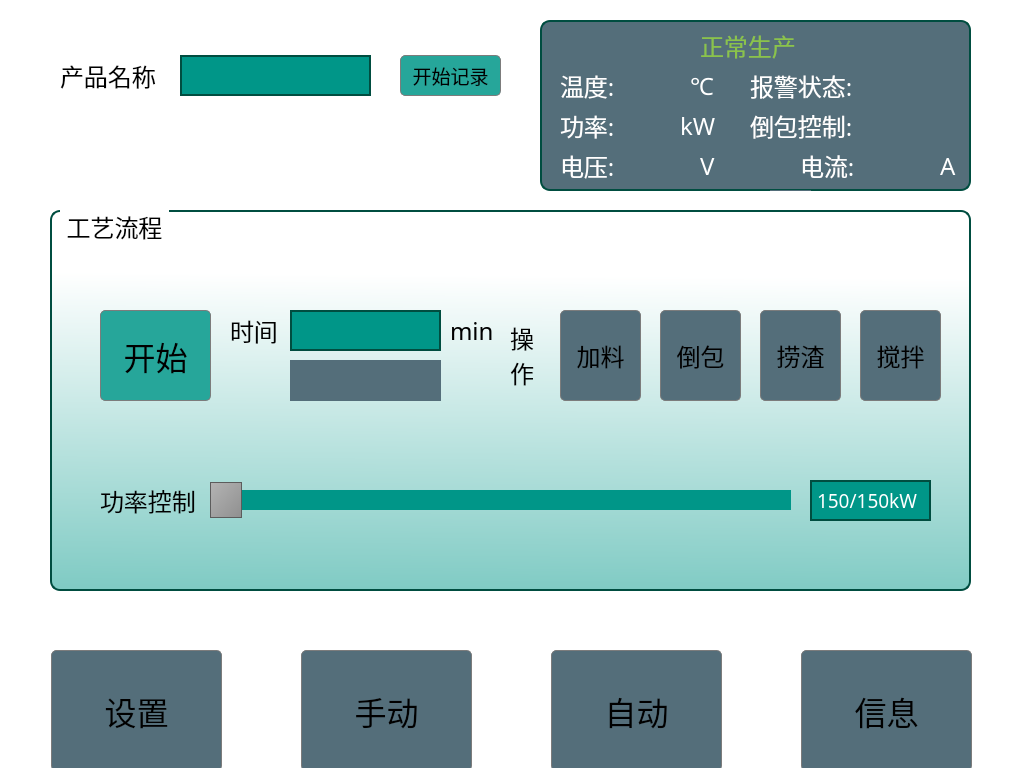
Before: the Qt Designer form mainwindow.ui in alphonso64/PowerSupplyControllerUI, drawn with Qt 5.
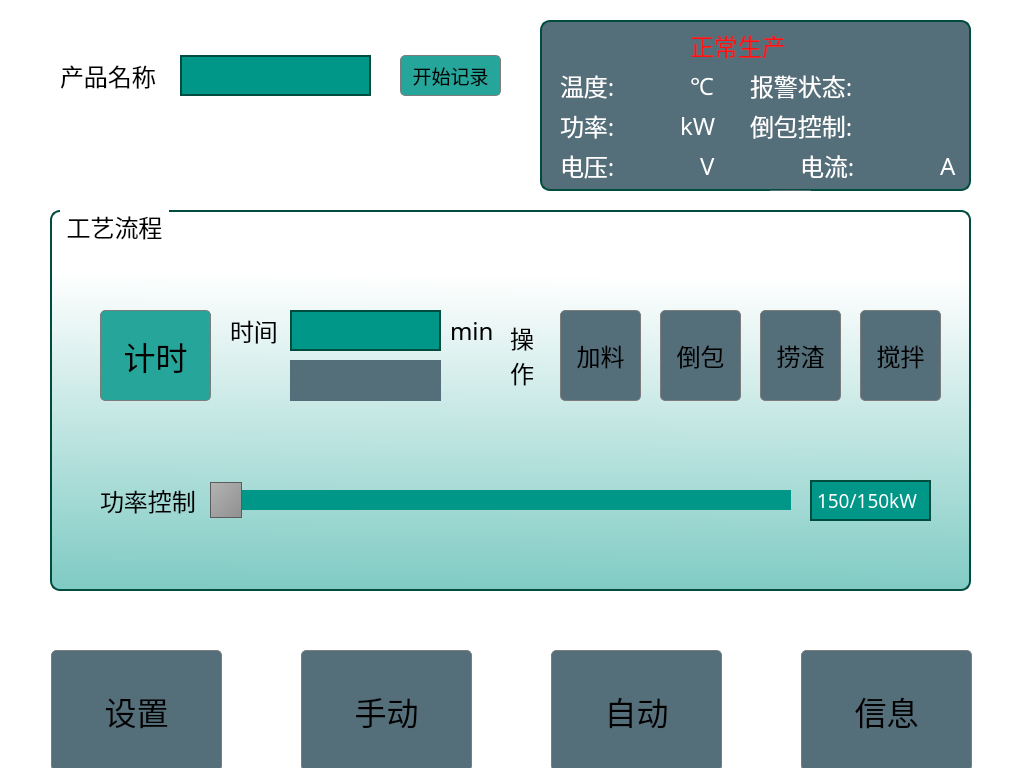
After: the same form once the commit is applied.

The edit to the form file:
```diff
--- a/mainwindow.ui
+++ b/mainwindow.ui
@@ -420,7 +420,7 @@
 QPushButton:pressed{background-color: rgba(0, 77, 64,  255);  border: 1px solid rgb(124, 124, 124); border-radius:5px;}</string>
        </property>
        <property name="text">
-        <string>开始</string>
+        <string>计时</string>
        </property>
       </widget>
       <widget class="QLabel" name="label_20">
@@ -907,7 +907,7 @@
       <widget class="QLabel" name="label_17">
        <property name="geometry">
         <rect>
-         <x>160</x>
+         <x>150</x>
          <y>10</y>
          <width>121</width>
          <height>31</height>
@@ -1088,6 +1088,48 @@
         <string>A</string>
        </property>
       </widget>
+      <widget class="QLabel" name="stateErrLabel">
+       <property name="geometry">
+        <rect>
+         <x>150</x>
+         <y>10</y>
+         <width>121</width>
+         <height>31</height>
+        </rect>
+       </property>
+       <property name="font">
+        <font>
+         <family>微软雅黑</family>
+         <pointsize>18</pointsize>
+        </font>
+       </property>
+       <property name="styleSheet">
+        <string notr="true">background-color: rgb(84, 110, 122);
+color: rgb(255, 17, 17);</string>
+       </property>
+       <property name="text">
+        <string>正常生产</string>
+       </property>
+      </widget>
+      <zorder>label_6</zorder>
+      <zorder>label_7</zorder>
+      <zorder>displayTempLabel</zorder>
+      <zorder>displayPowerLabel</zorder>
+      <zorder>label_10</zorder>
+      <zorder>label_11</zorder>
+      <zorder>label_12</zorder>
+      <zorder>label_13</zorder>
+      <zorder>displayWarningLabel</zorder>
+      <zorder>displayControlLabel</zorder>
+      <zorder>label_14</zorder>
+      <zorder>displayCurrentLabel</zorder>
+      <zorder>displayVoltageLabel</zorder>
+      <zorder>label_15</zorder>
+      <zorder>label_8</zorder>
+      <zorder>label_19</zorder>
+      <zorder>label_29</zorder>
+      <zorder>stateLabel</zorder>
+      <zorder>stateErrLabel</zorder>
      </widget>
      <widget class="QLineEdit" name="fileNameEdit">
       <property name="geometry">
```
Left out of the diff: 29 changed lines with no effect on the pictures.
